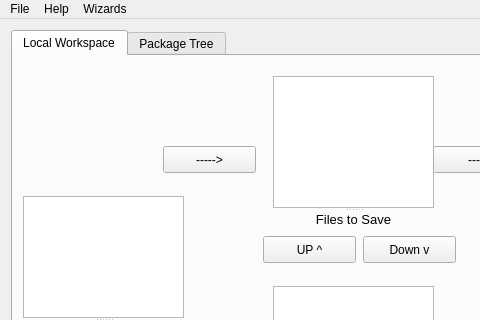
This is mainwindow.ui in jgm/gitit as Qt 5 draws it before an edit; both pictures show x 0 to 480 and y 0 to 320 of the 804 by 548 pixel window. The edited form follows.
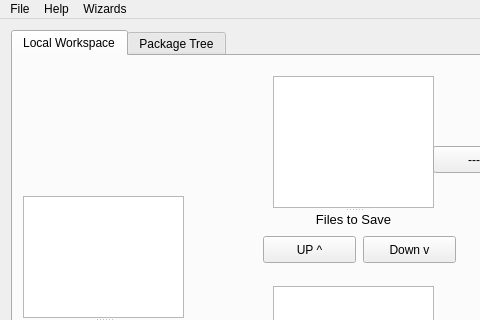
This is the edited form.

The edit to the form file:
```diff
--- a/mainwindow.ui
+++ b/mainwindow.ui
@@ -167,19 +167,6 @@
            </property>
           </widget>
          </widget>
-         <widget class="QPushButton" name="pushButton_2">
-          <property name="geometry">
-           <rect>
-            <x>150</x>
-            <y>90</y>
-            <width>93</width>
-            <height>27</height>
-           </rect>
-          </property>
-          <property name="text">
-           <string>-----&gt;</string>
-          </property>
-         </widget>
          <widget class="QPushButton" name="pushButton_3">
           <property name="geometry">
            <rect>
```
